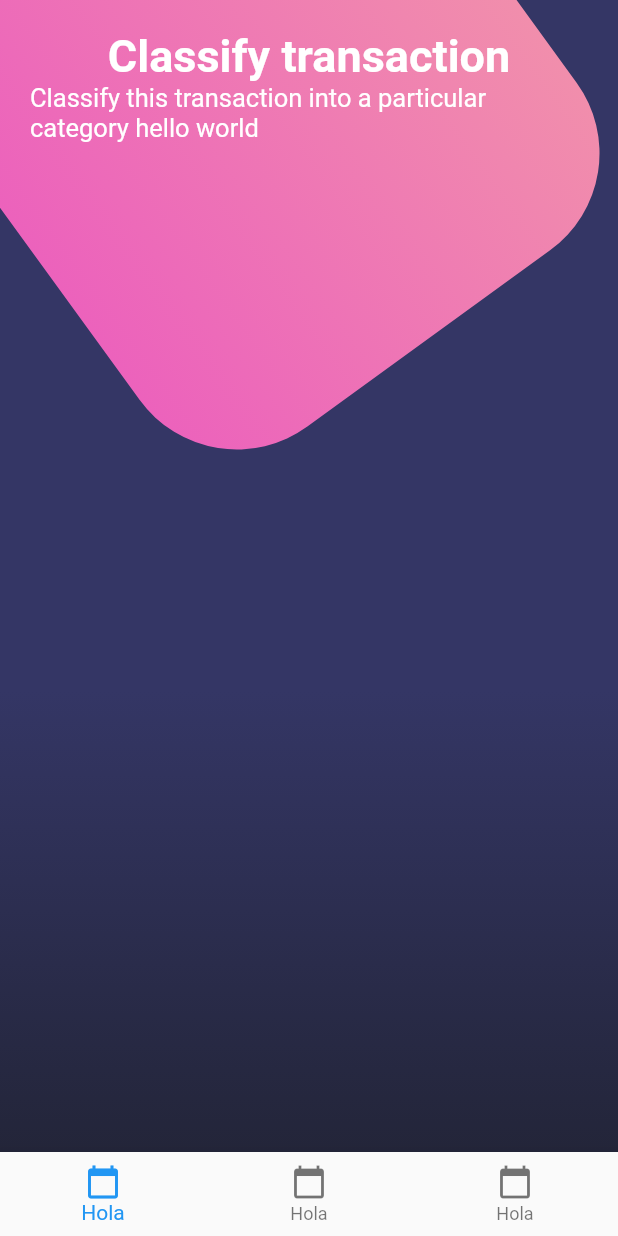
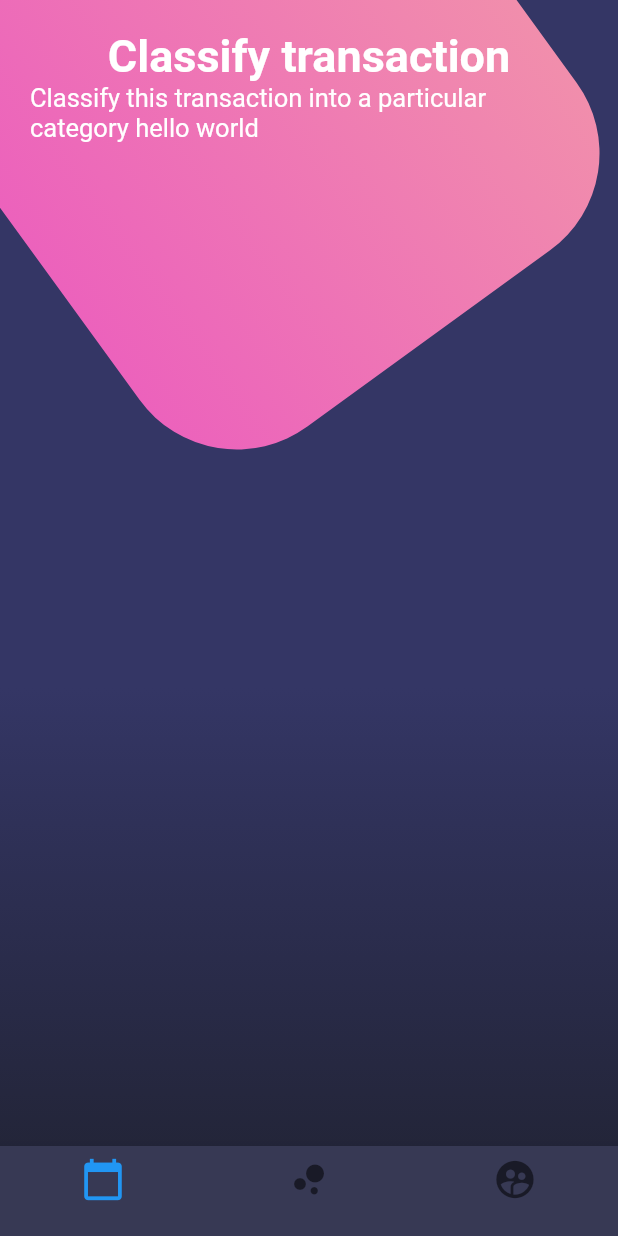
Before and after one commit to QuantumInformatik/disenos-app, a Flutter app: the screen it shows after launch, on a phone screen of 412 x 824 dp. Run offline on Flutter 3.47's test engine with Material 2 defaults, Android fonts, the phone set to English and light mode, and no system bars.

Commit message:
139. diseño compuesto - bottomnavigation bar part2 final

```diff
--- a/lib/src/screens/BotonesScreen.dart
+++ b/lib/src/screens/BotonesScreen.dart
@@ -18,22 +18,7 @@ class BotonesScreen extends StatelessWidget {
           )
         ],
       ),
-      bottomNavigationBar: BottomNavigationBar(
-        items: [
-          BottomNavigationBarItem(
-            icon: Icon(Icons.calendar_today),
-            title: Text('Hola')
-          ),
-          BottomNavigationBarItem(
-              icon: Icon(Icons.calendar_today),
-              title: Text('Hola')
-          ),
-          BottomNavigationBarItem(
-              icon: Icon(Icons.calendar_today),
-              title: Text('Hola')
-          )
-        ],
-      ),
+      bottomNavigationBar: _bottonNavigationBar(context)
     );
   }
 
@@ -106,6 +91,34 @@ class BotonesScreen extends StatelessWidget {
 
   }
 
-
+  Widget _bottonNavigationBar(BuildContext context){
+    return Theme(
+      data: Theme.of(context).copyWith(
+        canvasColor: Color.fromRGBO(55, 57, 84, 1.0),
+        primaryColor: Colors.pinkAccent,
+        textTheme: Theme.of(context).textTheme.copyWith(
+          caption: TextStyle(
+            color: Color.fromRGBO(116, 117, 152, 1.0)
+          )
+        )
+      ),
+      child: BottomNavigationBar(
+        items: [
+          BottomNavigationBarItem(
+            icon: Icon(Icons.calendar_today, size: 30.0,),
+            title: Container()
+          ),
+          BottomNavigationBarItem(
+              icon: Icon(Icons.bubble_chart, size: 30.0,),
+              title: Container()
+          ),
+          BottomNavigationBarItem(
+              icon: Icon(Icons.supervised_user_circle, size: 30.0,),
+              title: Container()
+          ),
+        ],
+      ),
+    );
+  }
 
 }
```
